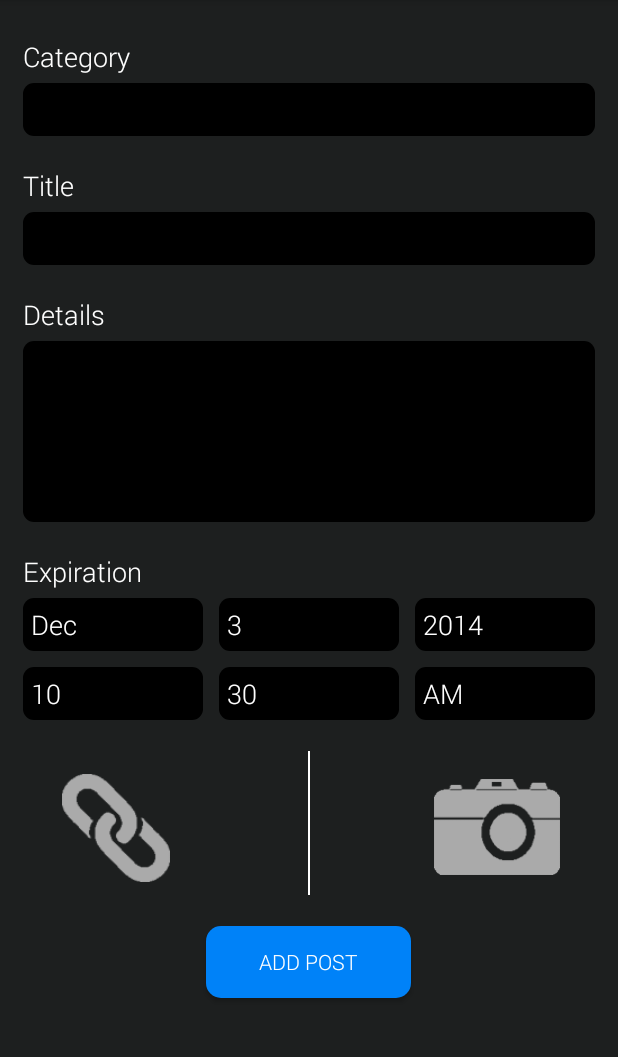
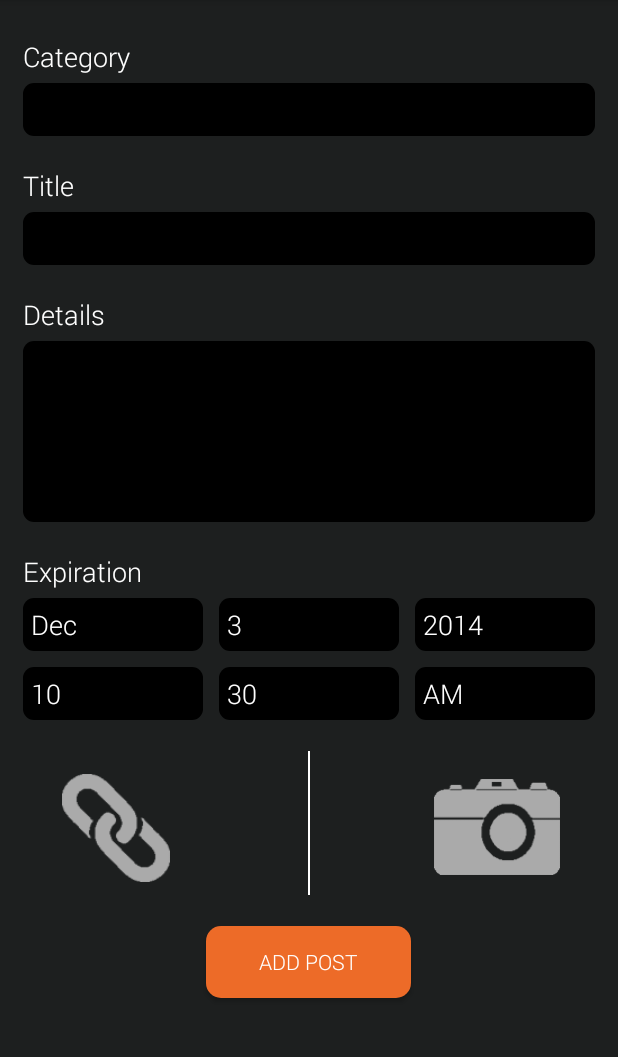
Before and after one commit to khobaib/Gabriel-Horn---AS, an Android app: the fragment AddPostFragment shown on its own in the app's theme, on a phone screen of 412 x 824 dp, the part 84-1141 px from its top. Run offline under Robolectric (Android 15) with nearby library versions, the phone set to English and light mode, and no system bars; libraries missing offline, so code that uses them is left out: com.parse; 1 statement that could not run was skipped.

Commit message:
fur shop button color update to orange

```diff
--- a/app/src/main/res/values/colors.xml
+++ b/app/src/main/res/values/colors.xml
@@ -10,8 +10,8 @@
     <color name="transparent">#00000000</color>
     <color name="gray_light">#dddddd</color>
     <color name="gray_darker">#ededed</color>
-    <color name="flat_blue_button_color">#0082F8</color>
-    <color name="flat_blue_button_pressed_color">#0060E6</color>
+    <color name="flat_blue_button_color">#ed6b28</color>
+    <color name="flat_blue_button_pressed_color">#ed6b26</color>
     <color name="divider_color">#AFAFAF</color>
     <color name="primary_color">#ed6b28</color><!-- #0D6394 -->
     <color name="secondary_color">#808080</color>
```
